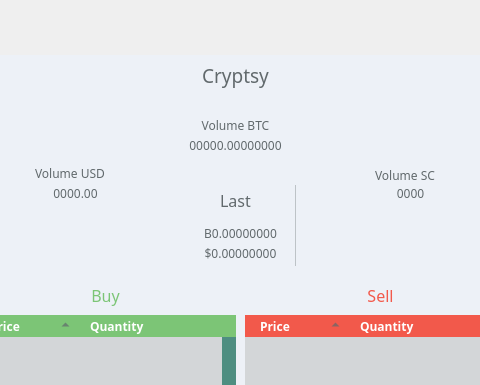
Before: the Qt Designer form src/qt/forms/poolbrowser.ui in shnurf/silkcoin, drawn with Qt 5; both pictures show x 109 to 589 and y 0 to 385 of the 766 by 509 pixel window.
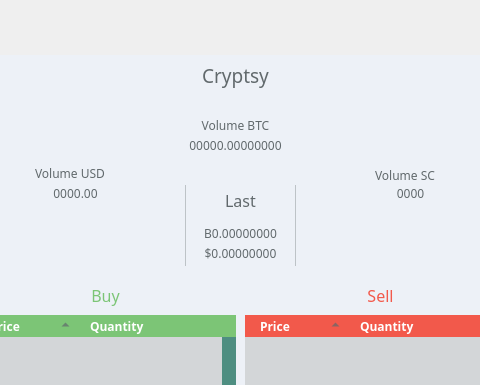
After: the same form once the commit is applied. The open tabs and pages were chosen to show the change. Icons and pictures are not drawn. Custom widgets are drawn as their Qt base class.

```diff
--- a/src/qt/forms/poolbrowser.ui
+++ b/src/qt/forms/poolbrowser.ui
@@ -2427,7 +2427,8 @@
            </rect>
           </property>
           <property name="styleSheet">
-           <string notr="true">border-right:1px solid #bdc3c7;</string>
+           <string notr="true">border-right:1px solid #bdc3c7;
+border-left:1px solid #bdc3c7;</string>
           </property>
           <widget class="QLabel" name="lblCryptsyLastUsd">
            <property name="geometry">
@@ -2451,9 +2452,9 @@
           <widget class="QLabel" name="lblCryptsyLastHeader">
            <property name="geometry">
             <rect>
-             <x>0</x>
+             <x>10</x>
              <y>0</y>
-             <width>101</width>
+             <width>91</width>
              <height>31</height>
             </rect>
            </property>
```
